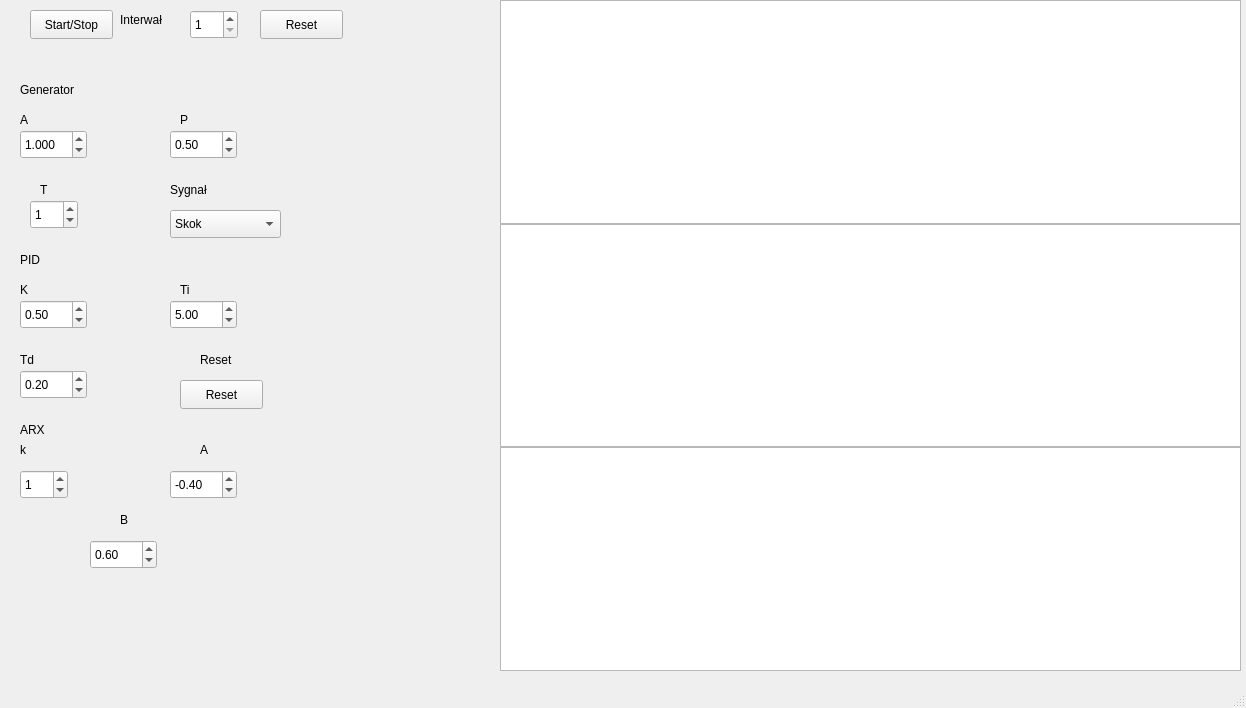
The window that mainwindow.ui (BartWoj28/Symulator_UAR_GUI) describes before a commit, drawn with Qt 5.
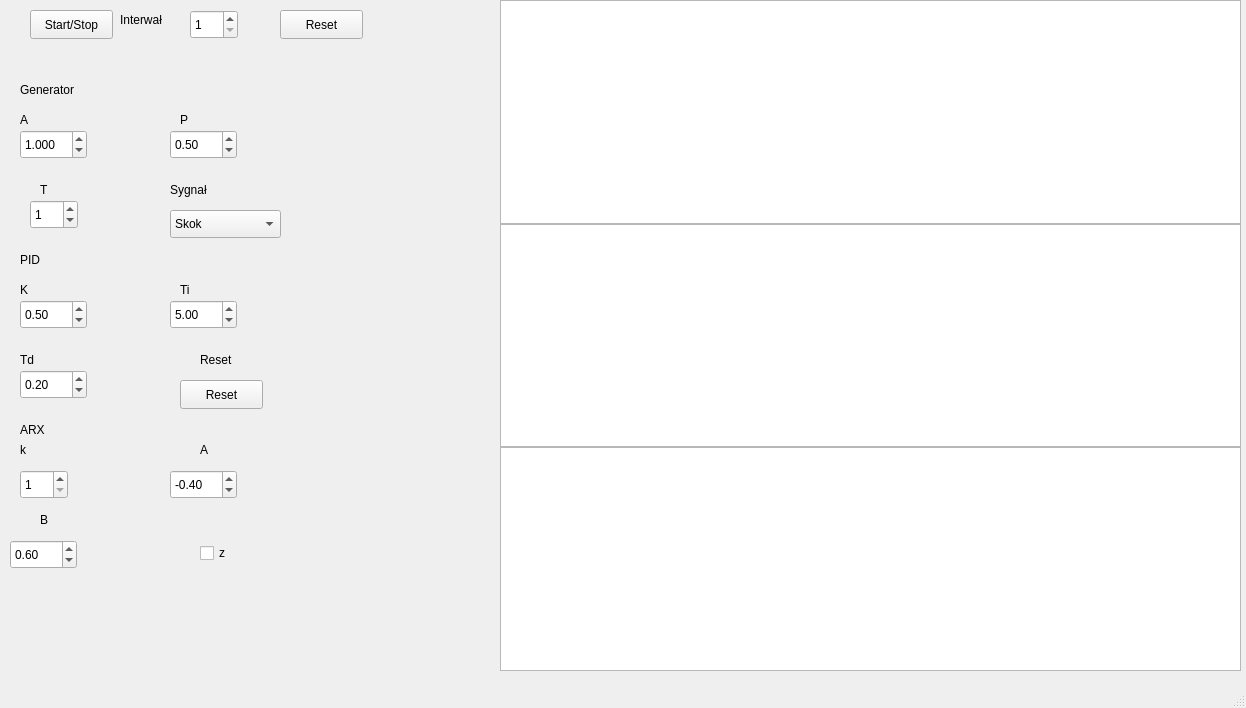
The same window after the commit. Custom widgets are drawn as their Qt base class.

The edit to the form file:
```diff
--- a/mainwindow.ui
+++ b/mainwindow.ui
@@ -30,7 +30,7 @@
    <widget class="QPushButton" name="pushButton_3">
     <property name="geometry">
      <rect>
-      <x>260</x>
+      <x>280</x>
       <y>10</y>
       <width>83</width>
       <height>29</height>
@@ -250,7 +250,7 @@
    <widget class="QLabel" name="label_15">
     <property name="geometry">
      <rect>
-      <x>120</x>
+      <x>40</x>
       <y>510</y>
       <width>63</width>
       <height>20</height>
@@ -397,6 +397,9 @@
       <height>29</height>
      </rect>
     </property>
+    <property name="minimum">
+     <number>1</number>
+    </property>
     <property name="value">
      <number>1</number>
     </property>
@@ -423,7 +426,7 @@
    <widget class="QDoubleSpinBox" name="ustawB1">
     <property name="geometry">
      <rect>
-      <x>90</x>
+      <x>10</x>
       <y>540</y>
       <width>67</width>
       <height>29</height>
@@ -439,7 +442,7 @@
      <double>0.600000000000000</double>
     </property>
    </widget>
-   <widget class="QWidget" name="">
+   <widget class="QWidget" name="layoutWidget">
     <property name="geometry">
      <rect>
       <x>500</x>
@@ -463,6 +466,22 @@
      </item>
     </layout>
    </widget>
+   <widget class="QCheckBox" name="checkBox">
+    <property name="geometry">
+     <rect>
+      <x>200</x>
+      <y>540</y>
+      <width>41</width>
+      <height>26</height>
+     </rect>
+    </property>
+    <property name="text">
+     <string>z</string>
+    </property>
+    <property name="tristate">
+     <bool>false</bool>
+    </property>
+   </widget>
   </widget>
   <widget class="QMenuBar" name="menubar">
    <property name="geometry">
```
